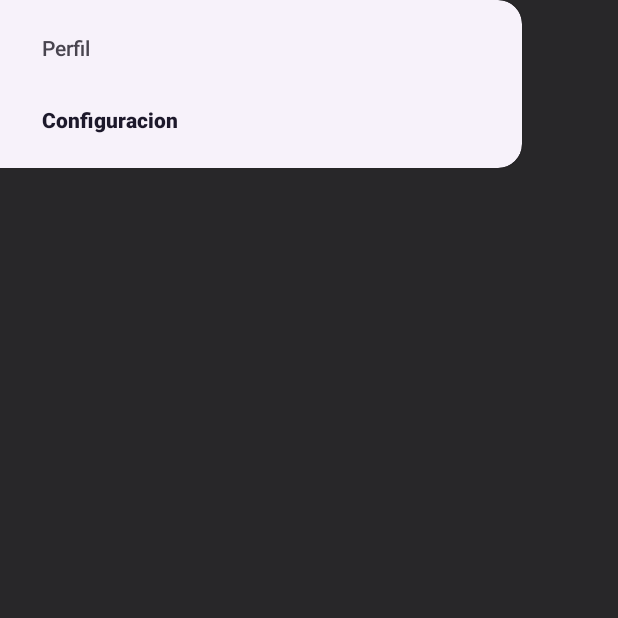
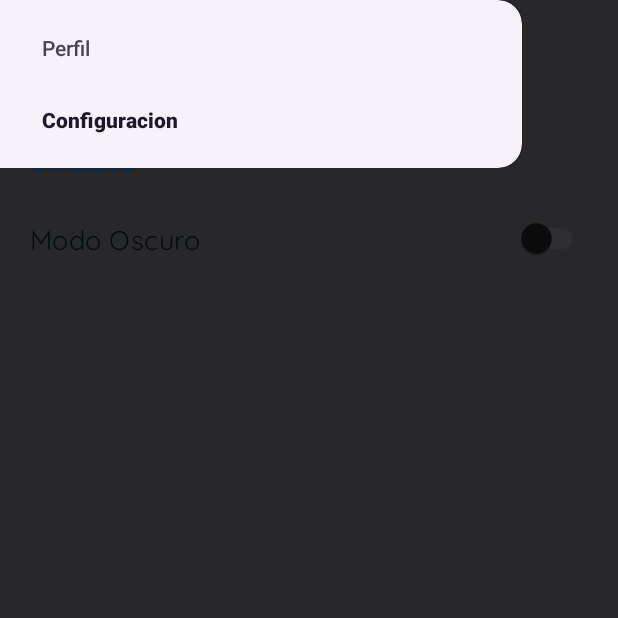
Before and after one commit to sosamatias1/Ort_TP3_Grupo7, an Android app: the ConfiguracionFragment screen opened through its navigation route, with the side drawer open, on a phone screen of 412 x 824 dp, the top half of it. Run offline under Robolectric (Android 15) with nearby library versions, the phone set to English and light mode, and no system bars; our stand-ins replace Picasso, Room's generated code, navigation-ui; network calls fail; pictures from the network do not load; 1 statement that could not run was skipped.

Commit message:
disenio config hecho, falta cambio de icono switch

```diff
--- a/app/src/main/res/layout/fragment_configuracion.xml
+++ b/app/src/main/res/layout/fragment_configuracion.xml
@@ -1,14 +1,41 @@
 <?xml version="1.0" encoding="utf-8"?>
-<FrameLayout xmlns:android="http://schemas.android.com/apk/res/android"
-    xmlns:tools="http://schemas.android.com/tools"
-    android:layout_width="match_parent"
-    android:layout_height="match_parent"
-    tools:context=".fragments.ConfiguracionFragment">
 
-    <!-- TODO: Update blank fragment layout -->
-    <TextView
+
+    <LinearLayout xmlns:android="http://schemas.android.com/apk/res/android"
+        xmlns:app="http://schemas.android.com/apk/res-auto"
+        xmlns:tools="http://schemas.android.com/tools"
         android:layout_width="match_parent"
-        android:layout_height="match_parent"
-        android:text="SOY UNA CONFIG" />
+        android:layout_height="wrap_content"
+        android:layout_marginLeft="10dp"
+        android:layout_marginTop="20dp"
+        android:layout_marginRight="10dp"
+        android:orientation="vertical"
+        tools:context=".fragments.ConfiguracionFragment">
 
-</FrameLayout>
+        <TextView
+            android:id="@+id/tv_config_general"
+            android:layout_width="match_parent"
+            android:layout_height="50dp"
+            android:fontFamily="@font/roboto500"
+            android:gravity="center_vertical"
+            android:paddingStart="10dp"
+            android:text="@string/general_config"
+            android:textColor="@color/general_config"
+            android:textSize="15sp"
+
+            />
+
+        <androidx.appcompat.widget.SwitchCompat
+            android:id="@+id/switch_NightMode"
+            android:layout_width="match_parent"
+            android:layout_height="50dp"
+            android:fontFamily="@font/quicksand_regular"
+            android:paddingStart="10dp"
+            android:paddingEnd="10dp"
+            android:text="@string/modo_oscuro"
+            android:textColor="@color/nombre_perfil_config"
+            android:textSize="18sp"
+
+
+            />
+    </LinearLayout>
--- a/app/src/main/res/layout/fragment_perfil.xml
+++ b/app/src/main/res/layout/fragment_perfil.xml
@@ -38,7 +38,7 @@
             android:layout_marginBottom="15dp"
             android:fontFamily="@font/roboto400"
             android:text="Fran"
-            android:textColor="@color/nombre_perfil"
+            android:textColor="@color/nombre_perfil_config"
             android:textSize="32sp" />
 
         <androidx.appcompat.widget.AppCompatButton
--- a/app/src/main/res/values/colors.xml
+++ b/app/src/main/res/values/colors.xml
@@ -5,5 +5,6 @@
     <color name="titulo_toolbar">#001D42</color>
     <color name="subir_foto_btn">#3D405B</color>
     <color name="subir_foto_txt">#F4F1DE</color>
-    <color name="nombre_perfil">#001E2F</color>
+    <color name="nombre_perfil_config">#001E2F</color>
+    <color name="general_config">#1B72C0</color>
 </resources>
--- a/app/src/main/res/values/strings.xml
+++ b/app/src/main/res/values/strings.xml
@@ -7,4 +7,6 @@
     <string name="nav_drawer_open">Abrir</string>
     <string name="nav_drawer_close">Cerrar</string>
     <string name="btn_subir_foto">Subir Foto</string>
+    <string name="general_config">Generales</string>
+    <string name="modo_oscuro">Modo Oscuro</string>
 </resources>
```
Also changed, not shown: app/src/main/res/font/roboto500.ttf (added).
